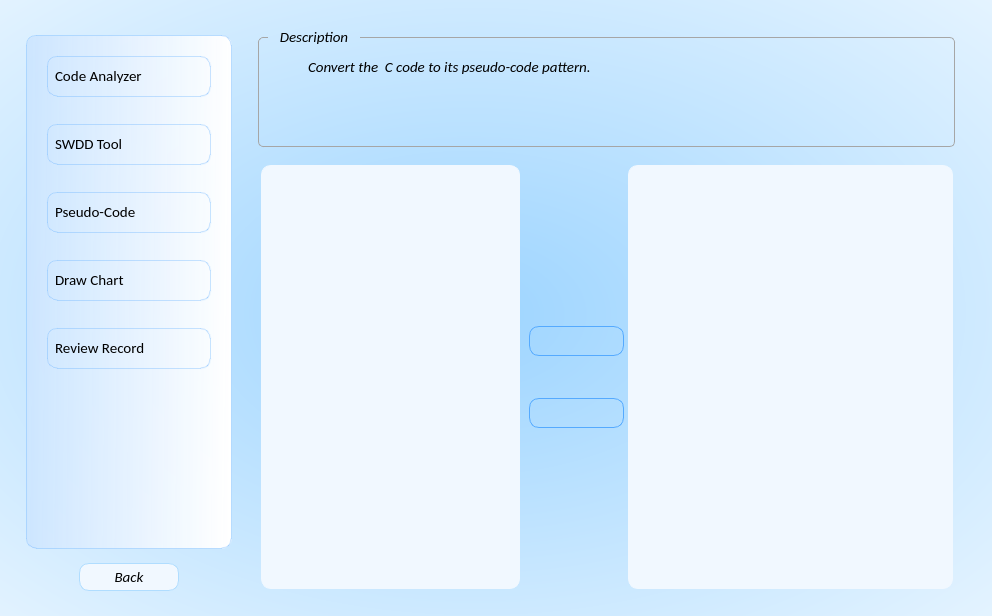
Qt form Autogo_ui.ui (YUZHIRUN/Autogo) before a commit.
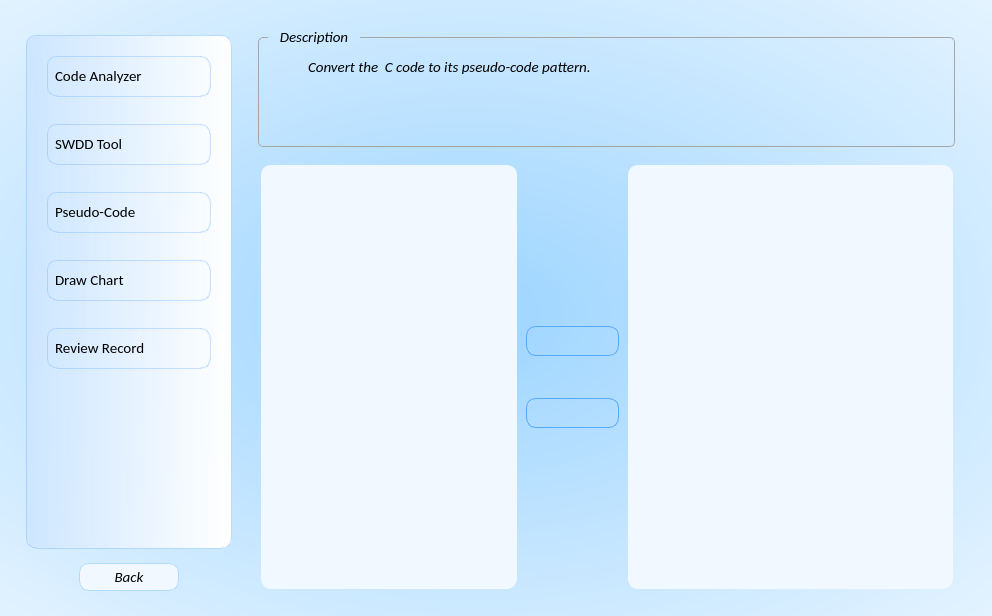
The same form after that commit. The open tabs and pages were chosen to show the change. Icons and pictures are not drawn.

The edit to the form file:
```diff
--- a/Autogo_ui.ui
+++ b/Autogo_ui.ui
@@ -3084,6 +3084,9 @@
                 <property name="topMargin">
                  <number>120</number>
                 </property>
+                <property name="rightMargin">
+                 <number>5</number>
+                </property>
                 <property name="bottomMargin">
                  <number>120</number>
                 </property>
```
Left out of the diff: 6 changed lines with no effect on the pictures.
